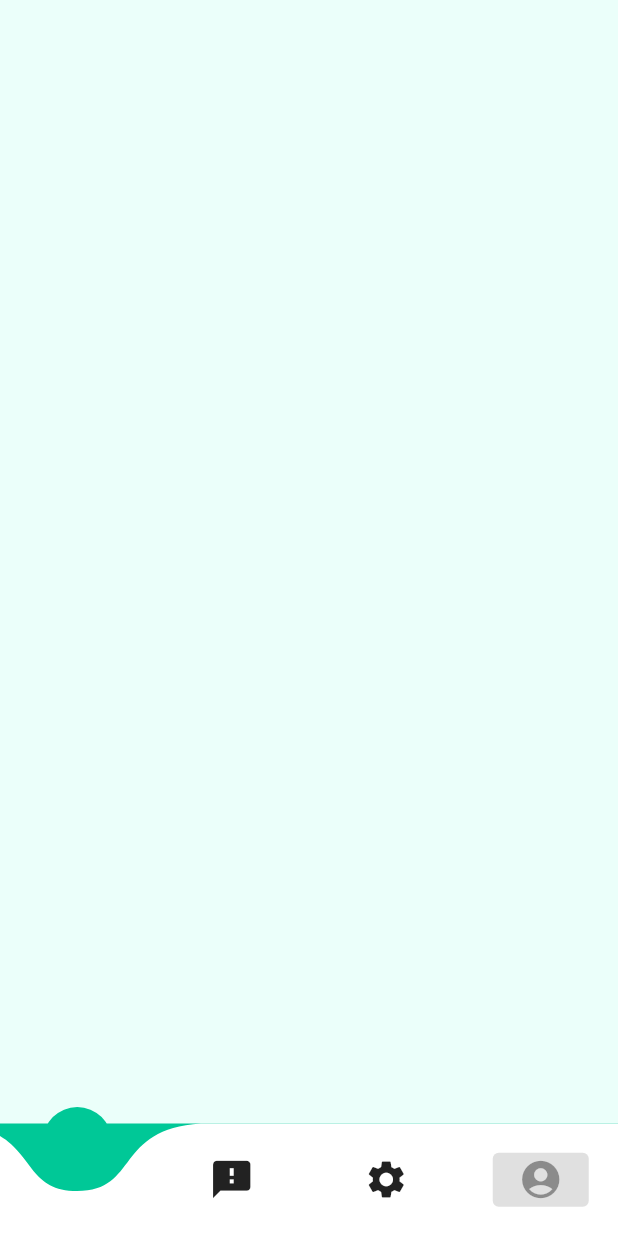
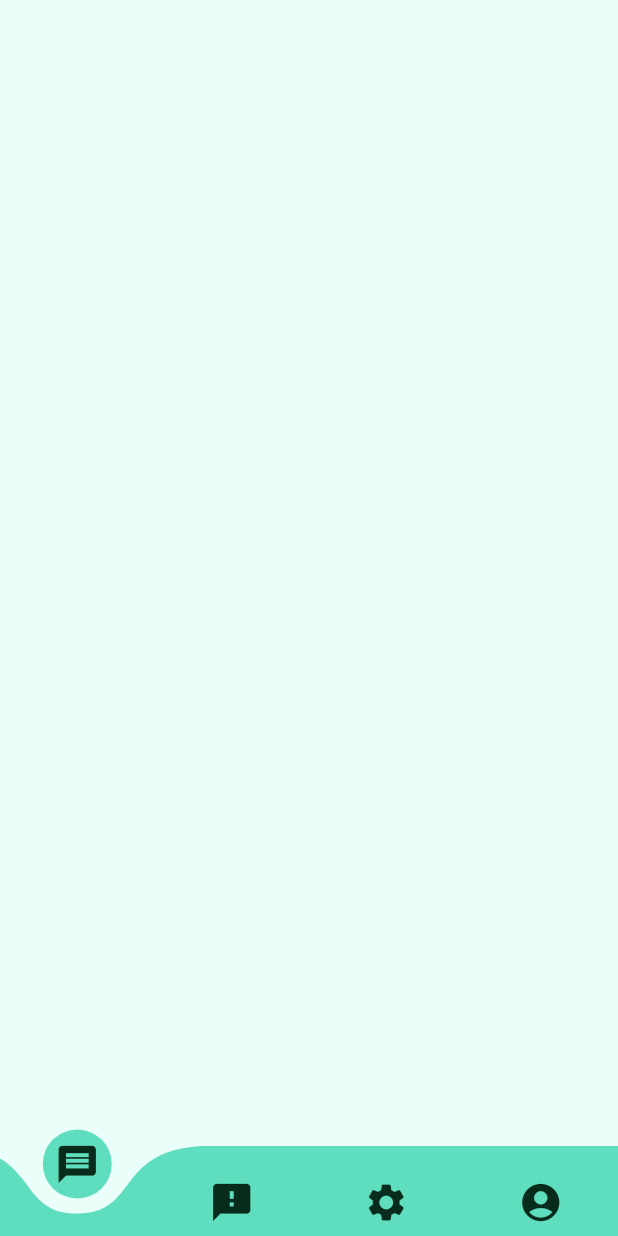
Before and after one commit to Shashank-mav/rabo_sampleboy, a Flutter app: the screen it shows after launch, on a phone screen of 412 x 824 dp. Run offline on Flutter 3.47's test engine with Material 2 defaults, Android fonts, the phone set to English and light mode, and no system bars; drawn by our look-alikes of curved_navigation_bar; our stand-ins replace flutter_image_slideshow, material_design_icons_flutter.

```diff
--- a/lib/main_screen.dart
+++ b/lib/main_screen.dart
@@ -23,14 +23,16 @@ class MainScreen extends StatefulWidget {
   Widget build(BuildContext context) {
      return Scaffold(
       bottomNavigationBar: CurvedNavigationBar(
+        color: Color.fromRGBO(0, 200, 151, 0.6),
+        height: 60,
         index: selectedIndex,
         key: NavbarKey.getKey(),
         items: [
           // Icons(Icons.home, size: 30),
-          Icon(Icons.message, size: 30, color: Color.fromRGBO(0, 200, 151, 1),),
-          Icon(Icons.feedback, size: 30),
-          Icon(Icons.settings, size: 30),
-          ElevatedButton(child: Icon(Icons.account_circle, size: 30,),onPressed: null, ),
+          Icon(Icons.message, size: 30, color: Color.fromARGB(255, 8, 44, 27),),
+          Icon(Icons.feedback, size: 30, color: Color.fromARGB(255, 8, 44, 27),),
+          Icon(Icons.settings, size: 30, color: Color.fromARGB(255, 8, 44, 27),),
+          Icon(Icons.account_circle, size: 30, color: Color.fromARGB(255, 8, 44, 27),),
         ],
         onTap:(index){
           setState(() {
@@ -38,8 +40,8 @@ class MainScreen extends StatefulWidget {
           });
         },
         animationCurve: Curves.easeInBack,
-        buttonBackgroundColor: Color.fromRGBO(0, 200, 151, 1),
-        backgroundColor: Color.fromRGBO(0, 200, 151, 1),
+        buttonBackgroundColor: Color.fromARGB(153, 0, 200, 151),
+        backgroundColor: Color.fromRGBO(235, 255, 250, 1),
         animationDuration: const Duration(milliseconds: 300),
 
       ),
--- a/pubspec.yaml
+++ b/pubspec.yaml
@@ -29,12 +29,14 @@ environment:
 dependencies:
   flutter:
     sdk: flutter
+  flutter_image_slideshow: any
 
 
   # The following adds the Cupertino Icons font to your application.
   # Use with the CupertinoIcons class for iOS style icons.
   cupertino_icons: ^1.0.2
   curved_navigation_bar: ^1.0.3
+  material_design_icons_flutter: ^5.0.6595
 
 dev_dependencies:
   flutter_test:
```
Also changed, not shown: lib/screens/aboutUs.dart (added, +69 -0 lines), lib/screens/faq.dart (added, +60 -0 lines), pubspec.lock.
